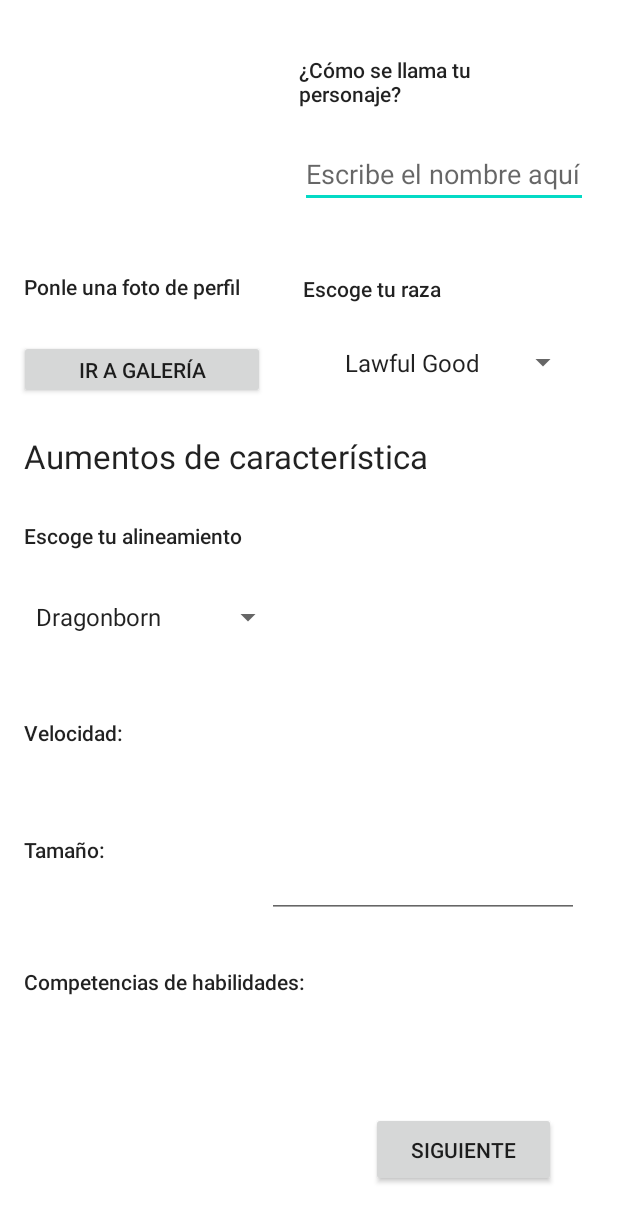
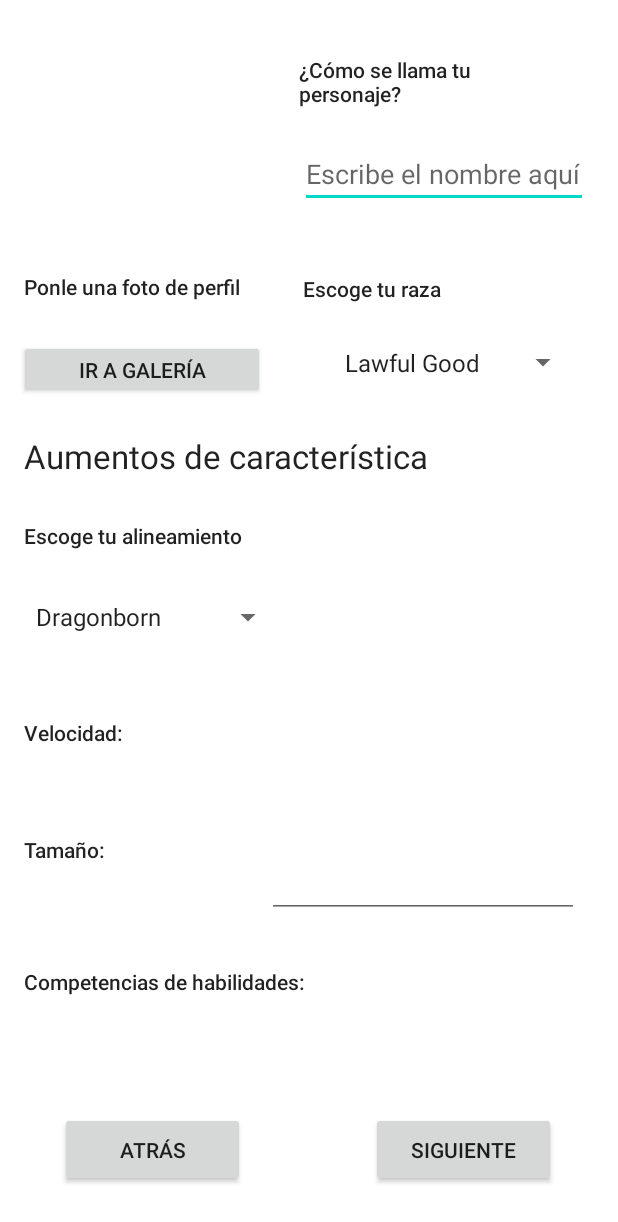
Before and after one commit to frankys99/TrabajoCM, an Android app: the Crea_personaje_1 screen opened directly, with no data from a screen before it, on a phone screen of 412 x 824 dp. Shown: the top 1222 px of the screen. Run offline under Robolectric (Android 15) with nearby library versions, the phone set to English and light mode, and no system bars.

Commit message:
con lo de victor

```diff
--- a/app/src/main/java/com/example/trabajocm/Crea_personaje_1.java
+++ b/app/src/main/java/com/example/trabajocm/Crea_personaje_1.java
@@ -7,6 +7,7 @@ import android.os.Bundle;
 import android.provider.MediaStore;
 import android.view.View;
 import android.widget.ArrayAdapter;
+import android.widget.Button;
 import android.widget.ImageView;
 import android.widget.Spinner;
 
@@ -28,6 +29,8 @@ public class Crea_personaje_1 extends Activity {
     private String nombre;
     private Integer velocidad;
     private String tamaño;
+    private Button atras;
+
 
     protected void onCreate(Bundle savedInstanceState) {
         super.onCreate(savedInstanceState);
@@ -45,6 +48,16 @@ public class Crea_personaje_1 extends Activity {
         spinner1.setAdapter(adapter);
         ArrayAdapter<String> adapter2 = new ArrayAdapter<String>(this, android.R.layout.simple_spinner_item,opciones2);
         spinner2.setAdapter(adapter2);
+
+
+        atras =findViewById(R.id.atras);
+        atras.setOnClickListener(new View.OnClickListener() {
+            @Override
+            public void onClick(View v) {
+                Intent intent = new Intent(Crea_personaje_1.this, MainActivity.class);
+                startActivity(intent);
+            }
+        });
     }
     // Funciones para los spinner
     public void raza(View view){
@@ -66,6 +79,8 @@ public class Crea_personaje_1 extends Activity {
         intent.setType("image/");
         startActivityForResult(intent.createChooser(intent,"Seleccione la aplicación"),10);
     }
+
+
     protected  void onActivityResult(int requestCode, int resultCode, Intent data){
         super.onActivityResult(requestCode,resultCode,data);
         if(resultCode==RESULT_OK){
--- a/app/src/main/res/layout/crea_personaje_1.xml
+++ b/app/src/main/res/layout/crea_personaje_1.xml
@@ -198,4 +198,17 @@
         app:layout_constraintVertical_bias="0.026"
         app:srcCompat="@drawable/descarga" />
 
+    <Button
+        android:id="@+id/atras"
+        android:layout_width="123dp"
+        android:layout_height="50dp"
+        android:text="atrás"
+        app:layout_constraintBottom_toBottomOf="parent"
+        app:layout_constraintEnd_toEndOf="parent"
+        app:layout_constraintHorizontal_bias="0.138"
+        app:layout_constraintStart_toStartOf="parent"
+        app:layout_constraintTop_toTopOf="parent"
+        app:layout_constraintVertical_bias="0.958"
+        tools:ignore="HardcodedText,MissingConstraints" />
+
 </androidx.constraintlayout.widget.ConstraintLayout>
```
Also changed, not shown: app/src/main/java/com/example/trabajocm/Mis_personajes.java (+16 -0 lines), app/src/main/res/layout/mis_personajes.xml (+14 -0 lines).
